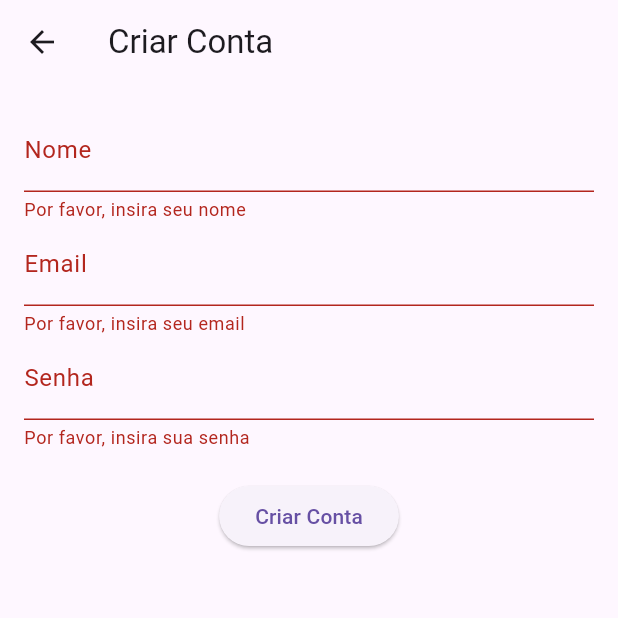
After one commit to rpinto47/CM4, a Flutter app: the CreateAccountScreen screen opened by its route, after a tap on "Criar Conta", on a phone screen of 412 x 824 dp, the top half of it. The commit adds this screen. Run offline on Flutter 3.47's test engine with Material 3 defaults, Android fonts, the phone set to English and light mode, and no system bars.

Commit message:
Create account
ecrã para criar conta na app

```diff
--- /dev/null
+++ b/flutter_application_1/lib/createAccount_screen.dart
@@ -0,0 +1,82 @@
+import 'package:flutter/material.dart';
+
+class CreateAccountScreen extends StatefulWidget {
+  @override
+  _CreateAccountScreenState createState() => _CreateAccountScreenState();
+}
+
+class _CreateAccountScreenState extends State<CreateAccountScreen> {
+  final _formKey = GlobalKey<FormState>();
+  String _name = '';
+  String _email = '';
+  String _password = '';
+
+  void _submitForm() {
+    if (_formKey.currentState!.validate()) {
+      _formKey.currentState!.save();
+      // Aqui você pode adicionar a lógica para criar a conta do usuário
+      print('Nome: $_name, Email: $_email, Senha: $_password');
+    }
+  }
+
+  @override
+  Widget build(BuildContext context) {
+    return Scaffold(
+      appBar: AppBar(
+        title: Text('Criar Conta'),
+      ),
+      body: Padding(
+        padding: const EdgeInsets.all(16.0),
+        child: Form(
+          key: _formKey,
+          child: Column(
+            children: [
+              TextFormField(
+                decoration: InputDecoration(labelText: 'Nome'),
+                validator: (value) {
+                  if (value == null || value.isEmpty) {
+                    return 'Por favor, insira seu nome';
+                  }
+                  return null;
+                },
+                onSaved: (value) {
+                  _name = value!;
+                },
+              ),
+              TextFormField(
+                decoration: InputDecoration(labelText: 'Email'),
+                validator: (value) {
+                  if (value == null || value.isEmpty) {
+                    return 'Por favor, insira seu email';
+                  }
+                  return null;
+                },
+                onSaved: (value) {
+                  _email = value!;
+                },
+              ),
+              TextFormField(
+                decoration: InputDecoration(labelText: 'Senha'),
+                obscureText: true,
+                validator: (value) {
+                  if (value == null || value.isEmpty) {
+                    return 'Por favor, insira sua senha';
+                  }
+                  return null;
+                },
+                onSaved: (value) {
+                  _password = value!;
+                },
+              ),
+              SizedBox(height: 20),
+              ElevatedButton(
+                onPressed: _submitForm,
+                child: Text('Criar Conta'),
+              ),
+            ],
+          ),
+        ),
+      ),
+    );
+  }
+}
```
Also changed, not shown: flutter_application_1/lib/customization_screen.dart (+6 -4 lines), flutter_application_1/lib/login_screen.dart (+22 -20 lines), flutter_application_1/lib/main.dart (+9 -4 lines), flutter_application_1/lib/sideMenu/sideMenuPages/audio_settings.dart (+6 -4 lines), flutter_application_1/lib/sideMenu/sideMenuPages/help_page.dart (+5 -3 lines), flutter_application_1/lib/sideMenu/sideMenuPages/music_page.dart (+6 -4 lines), flutter_application_1/lib/sideMenu/sideMenuPages/resources_page.dart (+5 -3 lines), flutter_application_1/lib/sideMenu/sideMenuPages/vibration_page.dart (+6 -4 lines), flutter_application_1/lib/sideMenu/side_menu.dart (+16 -14 lines), flutter_application_1/lib/sporty_home_page.dart (+17 -14 lines).
